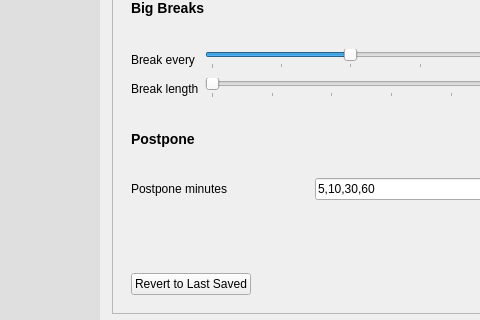
Old version of the form src/gui/pref-window.ui in the repository AllanChain/sane-break; both pictures show x 0 to 480 and y 180 to 500 of the 700 by 500 pixel window.
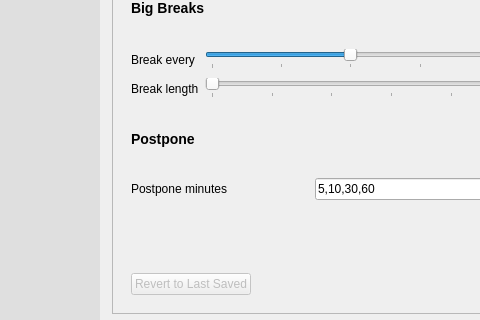
New version of the form. Icons and pictures are not drawn. Custom widgets are drawn as their Qt base class.

Commit message: disable reset button if nothing changed

```diff
--- a/src/gui/pref-window.ui
+++ b/src/gui/pref-window.ui
@@ -1270,6 +1270,9 @@
             <layout class="QHBoxLayout" name="horizontalLayout_1">
              <item>
               <widget class="QPushButton" name="resetButton">
+               <property name="enabled">
+                <bool>false</bool>
+               </property>
                <property name="text">
                 <string>Revert to Last Saved</string>
                </property>
```
The commit also changes 1 other file.
